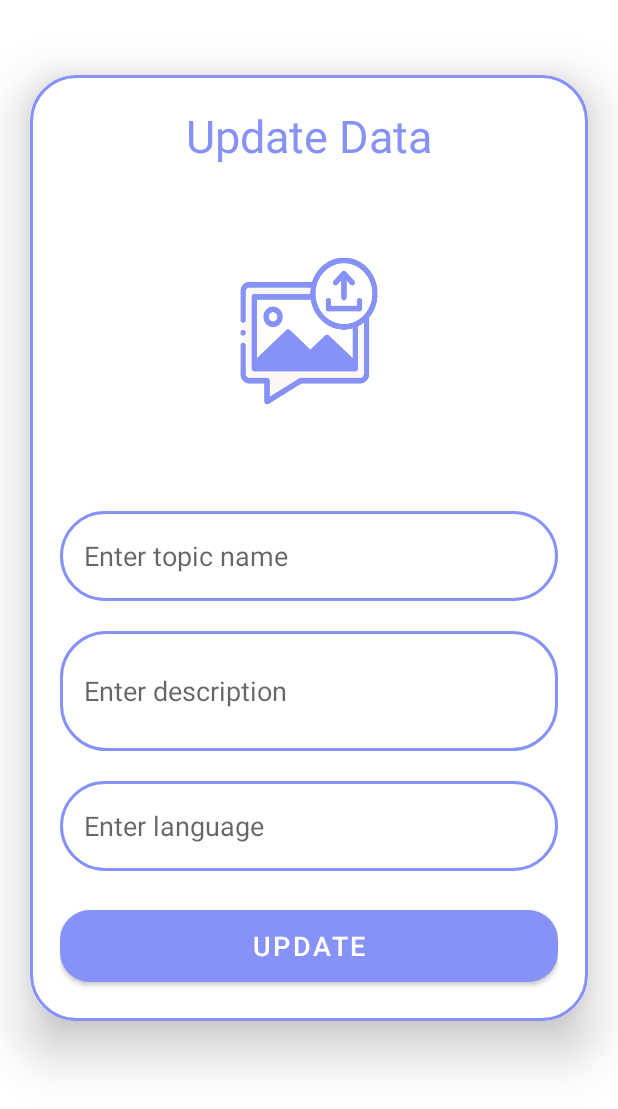
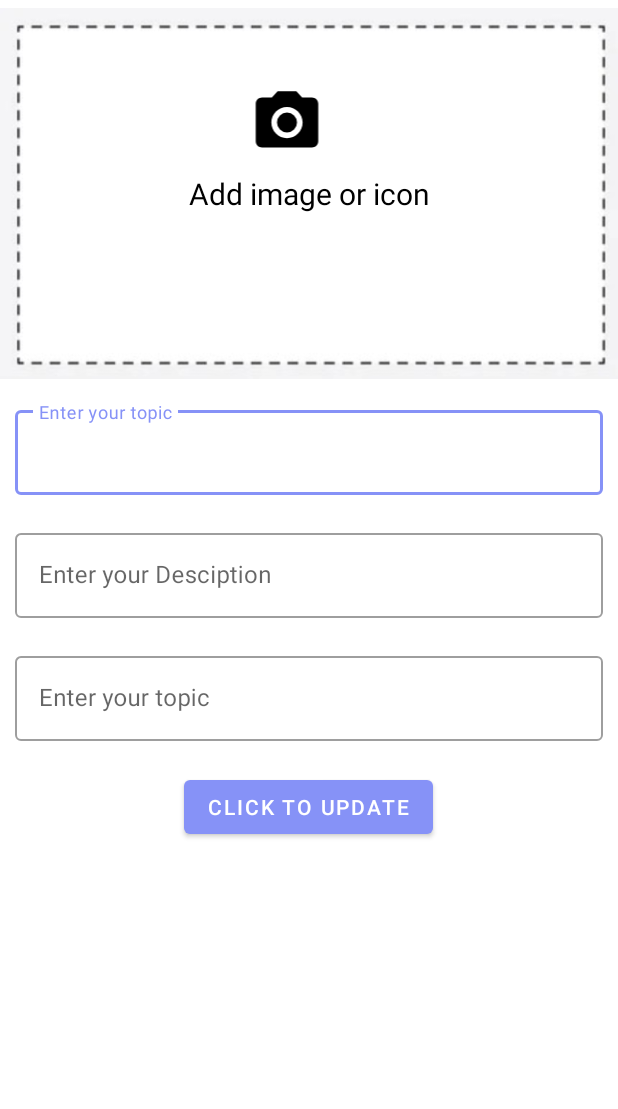
Before and after one commit to kumar-sanju/My-Note, an Android app: the UpdateActivity screen opened directly, with no data from a screen before it, on a phone screen of 412 x 824 dp. Shown: the top 1109 px of the screen. Run offline under Robolectric (Android 15) with nearby library versions, the phone set to English and light mode, and no system bars; our stand-ins replace Firebase (no records; nobody signed in at launch, a user with empty details on screens opened directly); 3 statements that could not run were skipped.

Commit message:
design update and upload

```diff
--- a/app/build.gradle.kts
+++ b/app/build.gradle.kts
@@ -46,6 +46,7 @@ dependencies {
     testImplementation("junit:junit:4.13.2")
     androidTestImplementation("androidx.test.ext:junit:1.1.3")
     androidTestImplementation("androidx.test.espresso:espresso-core:3.4.0")
+//    implementation ("com.google.android.material:material:1.3.0-alpha02")
 
     // Firebase
     implementation("com.google.firebase:firebase-database:20.1.0")
--- a/app/src/main/java/com/smart/mynote/UpdateActivity.java
+++ b/app/src/main/java/com/smart/mynote/UpdateActivity.java
@@ -1,5 +1,6 @@
 package com.smart.mynote;
 
+import android.annotation.SuppressLint;
 import android.app.Activity;
 import android.content.Intent;
 import android.net.Uri;
@@ -40,6 +41,7 @@ public class UpdateActivity extends AppCompatActivity {
     Uri uri;
     DatabaseReference databaseReference;
     StorageReference storageReference;
+    @SuppressLint("MissingInflatedId")
     @Override
     protected void onCreate(Bundle savedInstanceState) {
         super.onCreate(savedInstanceState);
--- /dev/null
+++ b/app/src/main/res/drawable/cameranew.xml
@@ -0,0 +1,7 @@
+<vector xmlns:android="http://schemas.android.com/apk/res/android" android:height="24dp" android:tint="#000000" android:viewportHeight="24" android:viewportWidth="24" android:width="24dp">
+
+    <path android:fillColor="@android:color/white" android:pathData="M12,12m-3.2,0a3.2,3.2 0,1 1,6.4 0a3.2,3.2 0,1 1,-6.4 0"/>
+
+    <path android:fillColor="@android:color/white" android:pathData="M9,2L7.17,4L4,4c-1.1,0 -2,0.9 -2,2v12c0,1.1 0.9,2 2,2h16c1.1,0 2,-0.9 2,-2L22,6c0,-1.1 -0.9,-2 -2,-2h-3.17L15,2L9,2zM12,17c-2.76,0 -5,-2.24 -5,-5s2.24,-5 5,-5 5,2.24 5,5 -2.24,5 -5,5z"/>
+
+</vector>
--- /dev/null
+++ b/app/src/main/res/drawable/updatenew.xml
@@ -0,0 +1,8 @@
+<?xml version="1.0" encoding="utf-8"?>
+<shape xmlns:android="http://schemas.android.com/apk/res/android"
+    android:shape="rectangle">
+    <stroke
+        android:width="2dp"
+        android:color="@color/black"/>
+
+</shape>
--- a/app/src/main/res/layout/activity_update.xml
+++ b/app/src/main/res/layout/activity_update.xml
@@ -1,79 +1,161 @@
 <?xml version="1.0" encoding="utf-8"?>
-<ScrollView
-    xmlns:android="http://schemas.android.com/apk/res/android"
+<LinearLayout xmlns:android="http://schemas.android.com/apk/res/android"
     xmlns:app="http://schemas.android.com/apk/res-auto"
     xmlns:tools="http://schemas.android.com/tools"
+    android:id="@+id/main"
     android:layout_width="match_parent"
     android:layout_height="match_parent"
     android:orientation="vertical"
     tools:context=".UpdateActivity">
-    <androidx.cardview.widget.CardView
+
+    <androidx.constraintlayout.widget.ConstraintLayout
         android:layout_width="match_parent"
         android:layout_height="wrap_content"
-        android:layout_marginTop="50dp"
-        android:layout_marginEnd="20dp"
-        android:layout_marginStart="20dp"
-        app:cardCornerRadius="30dp"
-        app:cardElevation="20dp">
-        <LinearLayout
+        android:orientation="vertical">
+
+        <ImageView
             android:layout_width="match_parent"
             android:layout_height="wrap_content"
-            android:orientation="vertical"
-            android:layout_gravity="center_horizontal"
-            android:padding="20dp"
-            android:background="@drawable/lavender_border">
+            android:src="@drawable/dottborder1"
+            android:id="@+id/newupdateimage"/>
+
         <TextView
+            android:id="@+id/textView"
+            android:layout_width="wrap_content"
+            android:layout_height="wrap_content"
+            android:text="Add image or icon"
+            android:textColor="@color/black"
+            android:textSize="20dp"
+            app:layout_constraintBottom_toBottomOf="parent"
+            app:layout_constraintEnd_toEndOf="parent"
+            app:layout_constraintStart_toStartOf="parent"
+            app:layout_constraintTop_toTopOf="@+id/newupdateimage" />
+
+        <ImageView
+            android:id="@+id/updateImage"
+            android:layout_width="60dp"
+            android:layout_height="50dp"
+            android:src="@drawable/cameranew"
+            app:layout_constraintBottom_toBottomOf="parent"
+            app:layout_constraintEnd_toEndOf="parent"
+            app:layout_constraintHorizontal_bias="0.458"
+            app:layout_constraintStart_toStartOf="parent"
+            app:layout_constraintTop_toTopOf="@+id/newupdateimage"
+            app:layout_constraintVertical_bias="0.274" />
+
+    </androidx.constraintlayout.widget.ConstraintLayout>
+
+
+    <com.google.android.material.textfield.TextInputLayout
+        android:layout_margin="10dp"
+        android:id="@+id/updateTitle"
+        style="@style/newStyle"
         android:layout_width="match_parent"
         android:layout_height="wrap_content"
-                android:text="Update Data"
-                android:textSize="30sp"
-                android:textAlignment="center"
-                android:textColor="@color/lavender"/>
-            <ImageView
+        android:hint="Enter your topic">
+
+        <com.google.android.material.textfield.TextInputEditText
             android:layout_width="match_parent"
-                android:layout_height="200dp"
-                android:src="@drawable/uploadimg"
-                android:id="@+id/updateImage"
-                android:layout_marginTop="10dp"
-                android:scaleType="fitXY"/>
-            <EditText
+            android:layout_height="wrap_content" />
+
+    </com.google.android.material.textfield.TextInputLayout>
+
+    <com.google.android.material.textfield.TextInputLayout
+        android:layout_margin="10dp"
+        android:id="@+id/updateDesc"
+        style="@style/newStyle"
         android:layout_width="match_parent"
-                android:layout_height="60dp"
-                android:id="@+id/updateTitle"
-                android:background="@drawable/lavender_border"
-                android:layout_marginTop="20dp"
-                android:padding="16dp"
-                android:hint="Enter topic name"
-                android:gravity="start|center_vertical"
-                android:textColor="@color/lavender"/>
-            <EditText
+        android:layout_height="wrap_content"
+        android:hint="Enter your Desciption">
+
+        <com.google.android.material.textfield.TextInputEditText
             android:layout_width="match_parent"
-                android:layout_height="80dp"
-                android:id="@+id/updateDesc"
-                android:background="@drawable/lavender_border"
-                android:layout_marginTop="20dp"
-                android:padding="16dp"
-                android:hint="Enter description"
-                android:gravity="start|center_vertical"
-                android:textColor="@color/lavender"/>
-            <EditText
+            android:layout_height="wrap_content" />
+
+    </com.google.android.material.textfield.TextInputLayout>
+
+    <com.google.android.material.textfield.TextInputLayout
+        android:layout_margin="10dp"
+        android:id="@+id/updateLang"
+        style="@style/newStyle"
         android:layout_width="match_parent"
-                android:layout_height="60dp"
-                android:id="@+id/updateLang"
-                android:background="@drawable/lavender_border"
-                android:layout_marginTop="20dp"
-                android:padding="16dp"
-                android:hint="Enter language"
-                android:gravity="start|center_vertical"
-                android:textColor="@color/lavender"/>
+        android:layout_height="wrap_content"
+        android:hint="Enter your topic">
+
+        <com.google.android.material.textfield.TextInputEditText
+            android:layout_width="match_parent"
+            android:layout_height="wrap_content" />
+
+    </com.google.android.material.textfield.TextInputLayout>
+
     <Button
-                android:layout_width="match_parent"
-                android:layout_height="60dp"
-                android:text="Update"
         android:id="@+id/updateButton"
-                android:textSize="18sp"
-                android:layout_marginTop="20dp"
-                app:cornerRadius = "20dp"/>
+        android:layout_width="wrap_content"
+        android:layout_height="wrap_content"
+        android:text="click to update"
+        android:layout_gravity="center_horizontal"
+        android:layout_margin="10dp"/>
+    <!--    <android.support.design.widget.TextInputLayout-->
+    <!--        android:layout_width="match_parent"-->
+    <!--        android:layout_height="wrap_content"-->
+    <!--        android:hint="username">-->
+
+    <!--        <android.support.design.widget.TextInputEditText-->
+    <!--            android:layout_width="match_parent"-->
+    <!--            android:layout_height="wrap_content"/>-->
+
+    <!--    </android.support.design.widget.TextInputLayout>-->
+
+    <!--    <LinearLayout-->
+    <!--        android:layout_marginTop="5dp"-->
+    <!--        android:layout_width="match_parent"-->
+    <!--        android:layout_height="match_parent"-->
+    <!--        android:orientation="vertical">-->
+    <!--        <EditText-->
+    <!--            android:layout_margin="10dp"-->
+    <!--            android:layout_width="match_parent"-->
+    <!--            android:layout_height="60dp"-->
+    <!--            android:id="@+id/updateTitle"-->
+    <!--            android:background="@drawable/updatenew"-->
+    <!--            android:layout_marginTop="20dp"-->
+    <!--            android:padding="16dp"-->
+    <!--            android:hint="Enter topic name"-->
+    <!--            android:gravity="start|center_vertical"-->
+    <!--            android:textColor="@color/lavender"/>-->
+    <!--        -->
+
+    <!--        <EditText-->
+    <!--            android:layout_margin="10dp"-->
+    <!--            android:layout_width="match_parent"-->
+    <!--            android:layout_height="60dp"-->
+    <!--            android:id="@+id/Desciption"-->
+    <!--            android:background="@drawable/updatenew"-->
+    <!--            android:layout_marginTop="20dp"-->
+    <!--            android:padding="16dp"-->
+    <!--            android:hint="Enter Description"-->
+    <!--            android:gravity="start|center_vertical"-->
+    <!--            android:textColor="@color/lavender"/>-->
+    <!--        <EditText-->
+    <!--            android:layout_margin="10dp"-->
+    <!--            android:layout_width="match_parent"-->
+    <!--            android:layout_height="60dp"-->
+    <!--            android:id="@+id/Language"-->
+    <!--            android:background="@drawable/updatenew"-->
+    <!--            android:layout_marginTop="20dp"-->
+    <!--            android:padding="16dp"-->
+    <!--            android:hint="Enter Language"-->
+    <!--            android:gravity="start|center_vertical"-->
+    <!--            android:textColor="@color/lavender"/>-->
+
+    <!--        <Button-->
+    <!--            android:layout_marginTop="10dp"-->
+    <!--            android:layout_width="wrap_content"-->
+    <!--            android:layout_height="wrap_content"-->
+    <!--            android:layout_gravity="end"-->
+    <!--           android:backgroundTint="@color/teal_700"-->
+    <!--            android:text="click for new update"-->
+
+    <!--    </LinearLayout>-->
+    <!--    -->
+
 </LinearLayout>
-    </androidx.cardview.widget.CardView>
-</ScrollView>
--- a/app/src/main/res/values/colors.xml
+++ b/app/src/main/res/values/colors.xml
@@ -17,4 +17,5 @@
 
 
 
+
 </resources>
--- a/app/src/main/res/values/styles.xml
+++ b/app/src/main/res/values/styles.xml
@@ -5,6 +5,9 @@
         <item name="colorPrimaryDark">@color/lavender</item>
         <item name="colorAccent">@color/purple_200</item>
     </style>
+
+
+
 
 <!--    <style name="AppTheme" parent="Theme.MaterialComponents.DayNight.DarkActionBar">-->
 <!--        &lt;!&ndash; Customize your light theme here. &ndash;&gt;-->
@@ -23,4 +26,10 @@
         <item name="cornerFamily">rounded</item>
         <item name="cornerSize">10%</item>
     </style>
+
+    <style name="newStyle"
+        parent="Widget.MaterialComponents.TextInputLayout.OutlinedBox">
+    </style>
+
+
 </resources>
```
Also changed, not shown: app/src/main/AndroidManifest.xml (+5 -7 lines), app/src/main/res/layout/activity_upload.xml (+78 -59 lines), app/src/main/res/drawable/dottborder1.jpg (added), app/src/main/res/drawable/round.jpeg (added). Lines whose indentation alone changed are shown as unchanged.
